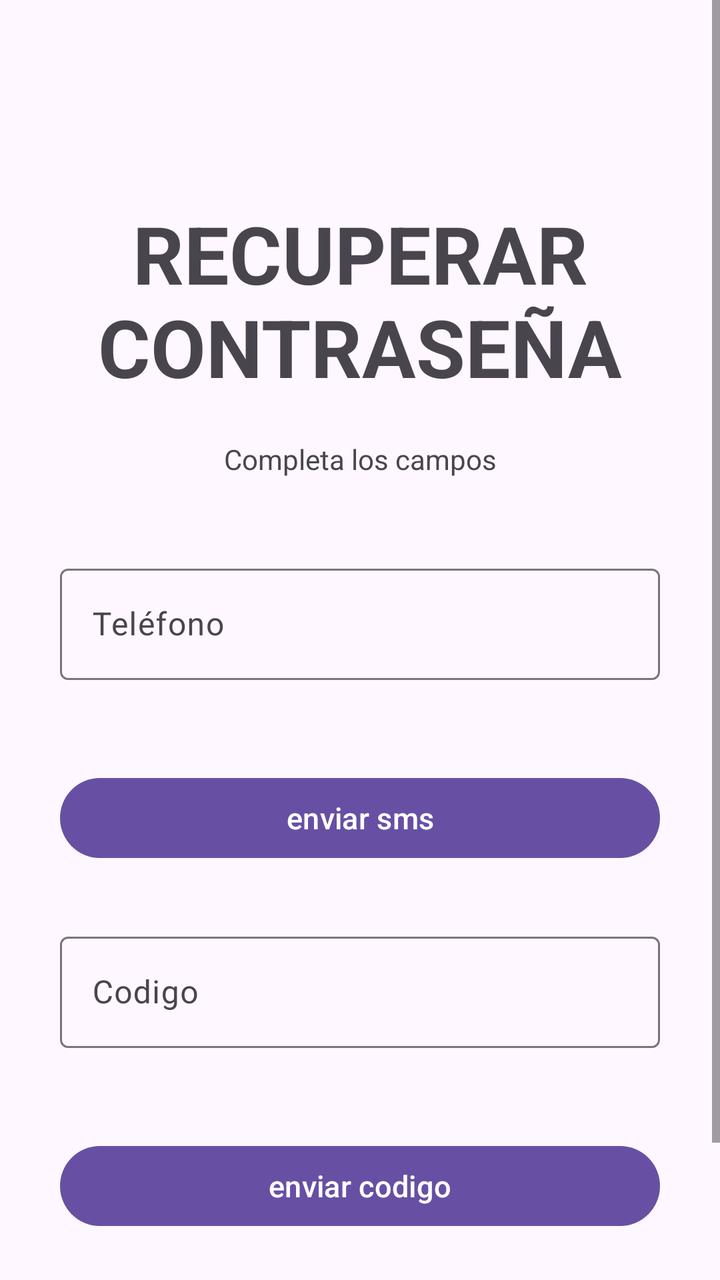
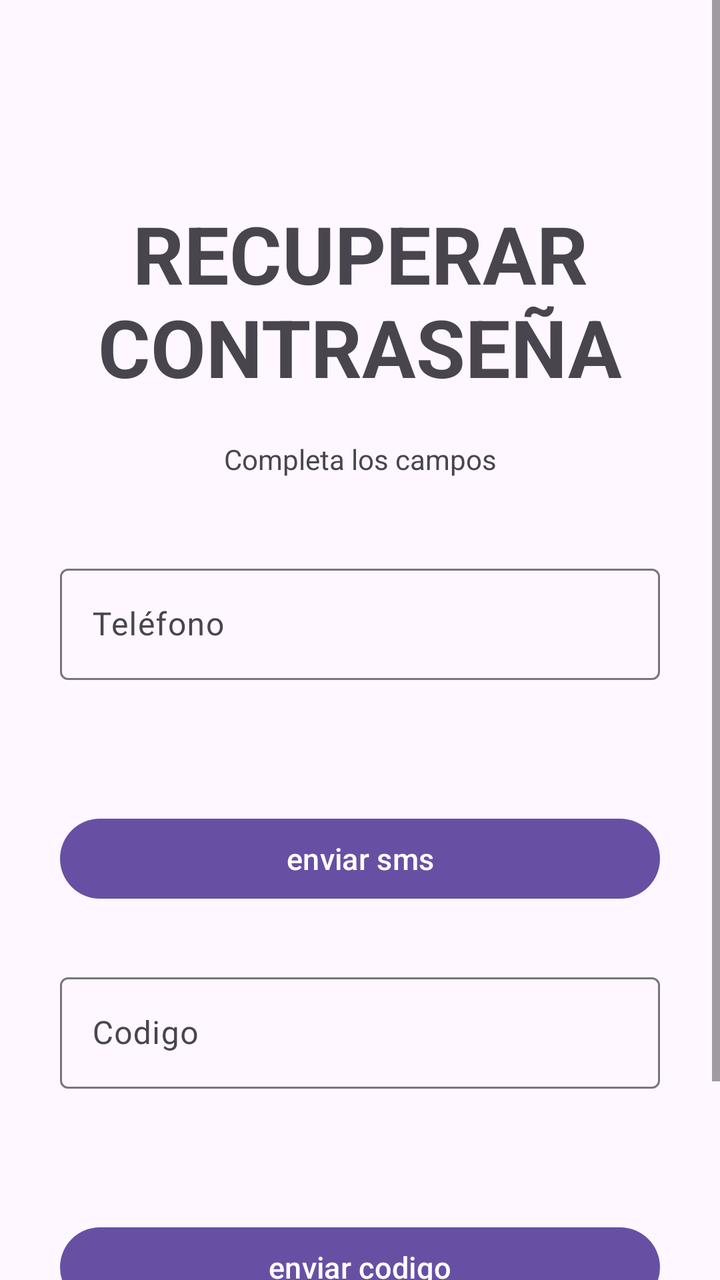

Before-and-after screenshots of an Android layout around one commit, followed by the original layout XML and the change that was made.
<!-- AndroidManifest.xml: application theme Theme.AplicacionPeluquerias -->
<!-- res/layout/fragment_recuperar_contasenia.xml -->
<?xml version="1.0" encoding="utf-8"?>
<ScrollView xmlns:android="http://schemas.android.com/apk/res/android"
xmlns:app="http://schemas.android.com/apk/res-auto"
xmlns:tools="http://schemas.android.com/tools"
android:layout_width="match_parent"
android:layout_height="match_parent"
android:fillViewport="true"
tools:context=".fragments.RecuperarContaseniaFragment">

<androidx.constraintlayout.widget.ConstraintLayout
    android:layout_width="match_parent"
    android:layout_height="wrap_content"
    android:paddingVertical="100dp"
    android:paddingHorizontal="30dp"
    >

    <TextView
        android:id="@+id/TextViewRecuperar"
        android:layout_width="0dp"
        android:layout_height="wrap_content"
        android:text="@string/titulo_recuperar_contrasenia"
        android:textSize="40sp"
        android:textStyle="bold"
        android:textAlignment="center"
        app:layout_constraintEnd_toEndOf="parent"
        app:layout_constraintStart_toStartOf="parent"
        app:layout_constraintTop_toTopOf="parent"
        />

    <TextView
        android:id="@+id/textViewDescripcionRecuperar"
        android:layout_width="0dp"
        android:layout_height="wrap_content"
        android:layout_marginTop="20dp"
        android:text="@string/subtitulo_recuperar"
        android:textStyle="normal"
        android:textSize="14sp"
        android:textAlignment="center"
        app:layout_constraintEnd_toEndOf="parent"
        app:layout_constraintStart_toStartOf="parent"
        app:layout_constraintTop_toBottomOf="@+id/TextViewRecuperar"
        />

    <com.google.android.material.textfield.TextInputLayout
        android:id="@+id/contenedorTelefonoRecuperacion"
        android:layout_width="0dp"
        android:layout_height="wrap_content"
        android:layout_marginTop="40dp"
        android:hint="@string/hint_telefono"
        app:layout_constraintEnd_toEndOf="parent"
        app:layout_constraintStart_toStartOf="parent"
        app:layout_constraintTop_toBottomOf="@id/textViewDescripcionRecuperar">
        <com.google.android.material.textfield.TextInputEditText
            android:id="@+id/entradaTelefonoRecuperar"
            android:layout_width="match_parent"
            android:layout_height="wrap_content"
            android:inputType="phone" />
    </com.google.android.material.textfield.TextInputLayout>

    <com.google.android.material.button.MaterialButton
        android:id="@+id/botonEnviarTelefono"
        android:layout_width="0dp"
        android:layout_height="wrap_content"
        android:text="@string/btn_telefono_recuperar"
        android:textSize="15sp"
        android:layout_marginTop="45dp"
        app:layout_constraintEnd_toEndOf="parent"
        app:layout_constraintStart_toStartOf="parent"
        app:layout_constraintTop_toBottomOf="@+id/contenedorTelefonoRecuperacion"/>

    <com.google.android.material.textfield.TextInputLayout
        android:id="@+id/contenedorCodigoRecuperar"
        android:layout_width="0dp"
        android:layout_height="wrap_content"
        android:layout_marginTop="30dp"
        android:hint="@string/hint_codigo"
        app:layout_constraintEnd_toEndOf="parent"
        app:layout_constraintStart_toStartOf="parent"
        app:layout_constraintTop_toBottomOf="@id/botonEnviarTelefono">
        <com.google.android.material.textfield.TextInputEditText
            android:id="@+id/entradaCodigoRecuperar"
            android:layout_width="match_parent"
            android:layout_height="wrap_content"
            android:inputType="text" />
    </com.google.android.material.textfield.TextInputLayout>

    <com.google.android.material.button.MaterialButton
        android:id="@+id/botonEnviarCodigo"
        android:layout_width="0dp"
        android:layout_height="wrap_content"
        android:text="@string/btn_codigo_recuperacion"
        android:textSize="15sp"
        android:layout_marginTop="45dp"
        app:layout_constraintEnd_toEndOf="parent"
        app:layout_constraintStart_toStartOf="parent"
        app:layout_constraintTop_toBottomOf="@+id/contenedorCodigoRecuperar"/>









</androidx.constraintlayout.widget.ConstraintLayout>


</ScrollView>
<!-- resources referenced by this layout -->
<resources>
  <string name="btn_codigo_recuperacion">enviar codigo</string>
  <string name="btn_telefono_recuperar">enviar sms</string>
  <string name="hint_codigo">Codigo</string>
  <string name="hint_telefono">Teléfono</string>
  <string name="subtitulo_recuperar">Completa los campos</string>
  <string name="titulo_recuperar_contrasenia">RECUPERAR CONTRASEÑA</string>
  <style name="Theme.AplicacionPeluquerias" parent="Base.Theme.AplicacionPeluquerias" />
  <style name="Base.Theme.AplicacionPeluquerias" parent="Theme.Material3.DayNight.NoActionBar">
          
          
      </style>
</resources>

<!-- the commit's change to res/layout/fragment_recuperar_contasenia.xml (unified diff, before → after) -->
@@ -47,6 +47,7 @@ tools:context=".fragments.RecuperarContaseniaFragment">
         android:layout_height="wrap_content"
         android:layout_marginTop="40dp"
         android:hint="@string/hint_telefono"
+        app:errorEnabled="true"
         app:layout_constraintEnd_toEndOf="parent"
         app:layout_constraintStart_toStartOf="parent"
         app:layout_constraintTop_toBottomOf="@id/textViewDescripcionRecuperar">
@@ -63,6 +64,7 @@ tools:context=".fragments.RecuperarContaseniaFragment">
         android:layout_height="wrap_content"
         android:text="@string/btn_telefono_recuperar"
         android:textSize="15sp"
+
         android:layout_marginTop="45dp"
         app:layout_constraintEnd_toEndOf="parent"
         app:layout_constraintStart_toStartOf="parent"
@@ -74,6 +76,7 @@ tools:context=".fragments.RecuperarContaseniaFragment">
         android:layout_height="wrap_content"
         android:layout_marginTop="30dp"
         android:hint="@string/hint_codigo"
+        app:errorEnabled="true"
         app:layout_constraintEnd_toEndOf="parent"
         app:layout_constraintStart_toStartOf="parent"
         app:layout_constraintTop_toBottomOf="@id/botonEnviarTelefono">
